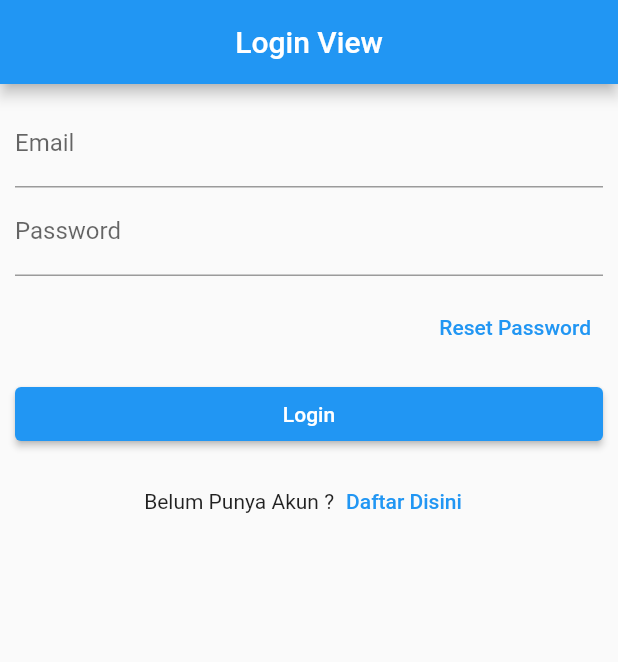
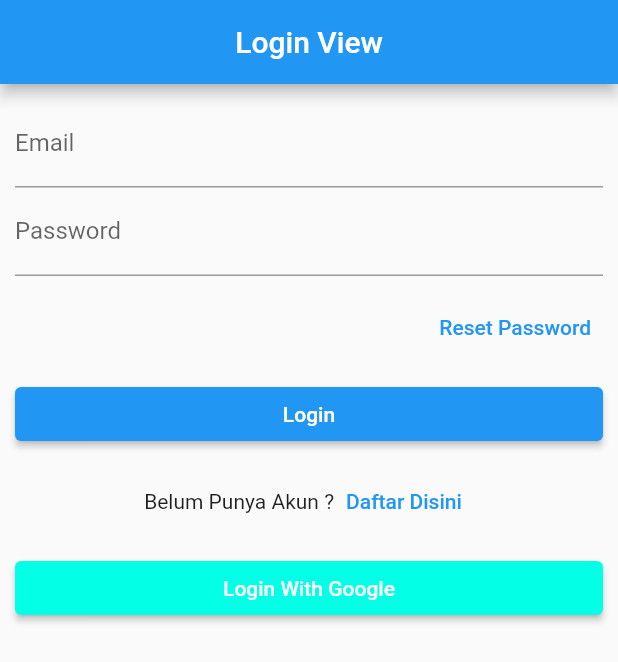
Before and after one commit to dndisaan/uts_21312061, a Flutter app: the screen it shows after launch, on a phone screen of 412 x 824 dp. Shown: the top 662 px of the screen. Run offline on Flutter 3.47's test engine with Material 2 defaults, Android fonts, the phone set to English and light mode, and no system bars; our stand-ins replace cloud_firestore, firebase_auth, firebase_core, get, google_sign_in; missing offline and left inert: dart:ffi; accounts and stored records are empty.

Commit message:
commit menambahkan login dengan google

```diff
--- a/lib/app/modules/login/views/login_view.dart
+++ b/lib/app/modules/login/views/login_view.dart
@@ -63,7 +63,18 @@ class LoginView extends GetView<LoginController> {
                    child: Text("Daftar Disini")
                   ),
               ],
-            )
+            ),
+            SizedBox(
+              height: 10,
+            ),
+            ElevatedButton(
+              onPressed: () => cAuth.LoginGoogle(),
+              child: Text("Login With Google"),
+              style: ElevatedButton.styleFrom(
+                backgroundColor: Color.fromARGB(255, 2, 255, 230),
+                foregroundColor: Colors.white,
+              ),
+            ),
           ],
         ),
       ),
--- a/pubspec.yaml
+++ b/pubspec.yaml
@@ -13,6 +13,7 @@ dependencies:
   firebase_core: ^2.15.0
   firebase_auth: ^4.7.2
   cloud_firestore: ^4.9.0
+  google_sign_in: ^6.1.5
 
 dev_dependencies:
   flutter_lints: 2.0.2
```
Also changed, not shown: lib/app/controllers/auth_controller.dart (+28 -0 lines), pubspec.lock.
